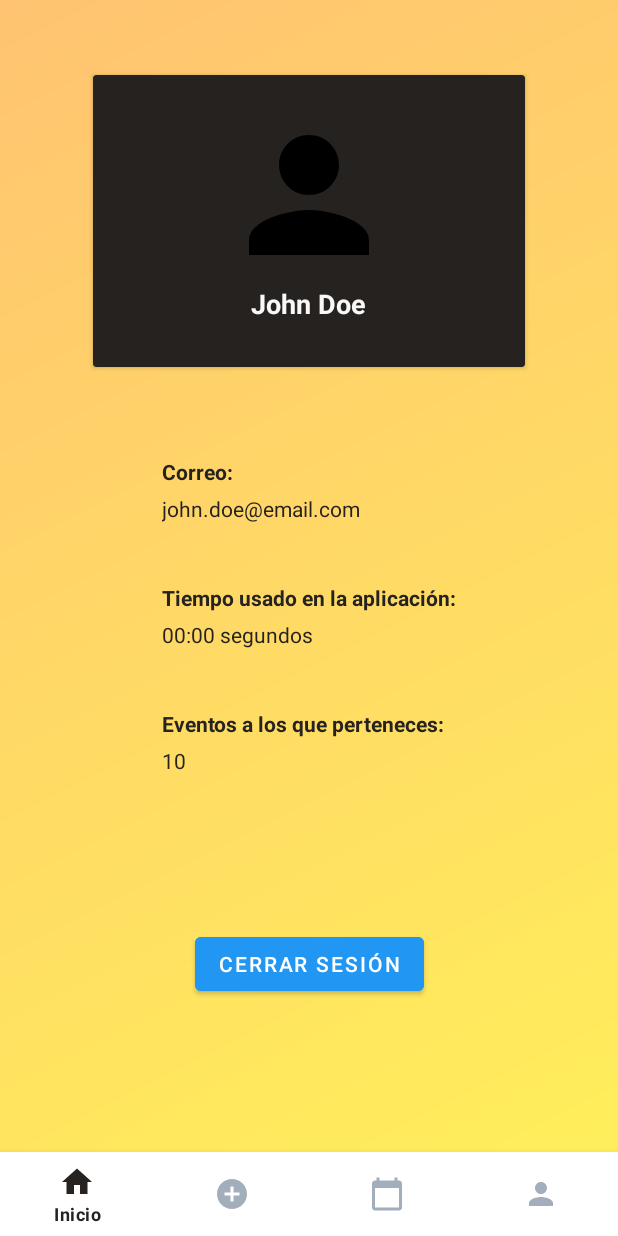
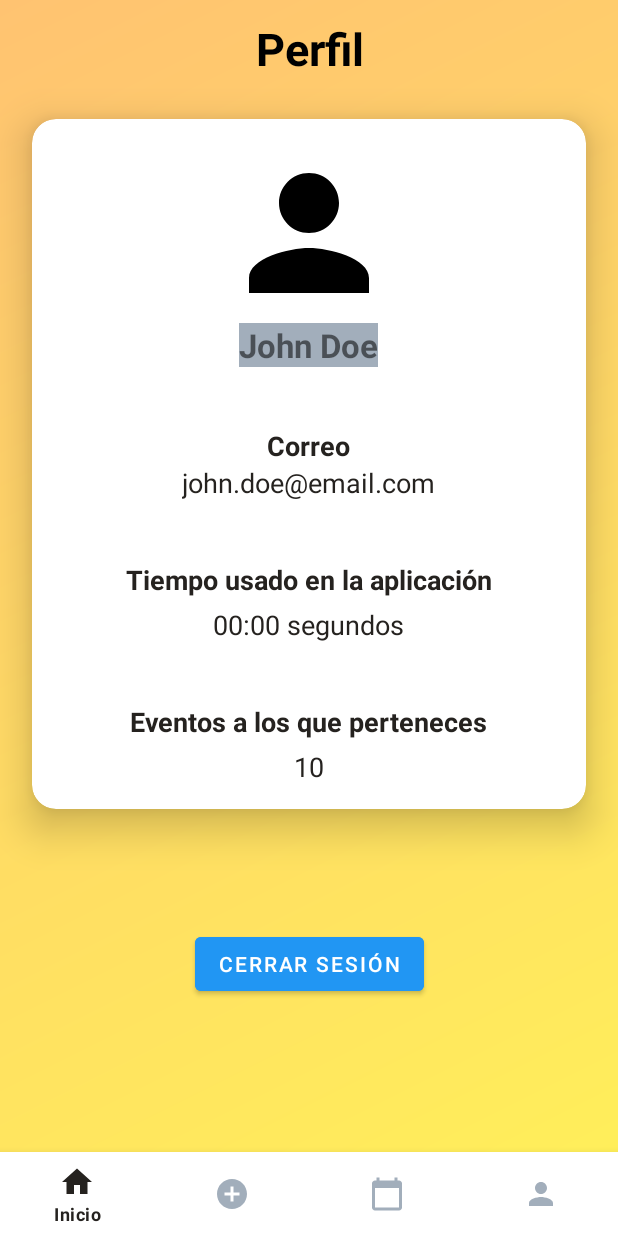
Before and after one commit to ISIS3510-202320-Team31/Android-Kotlin, an Android app: the fragment UserProfileFragment placed in its activity, on a phone screen of 412 x 824 dp. Run offline under Robolectric (Android 15) with nearby library versions, the light colour scheme and no system bars; our stand-ins replace Picasso; pictures from the network do not load; 1 statement that could not run was skipped.

Commit message:
Profile view fixed

```diff
--- a/app/src/main/res/layout/fragment_user_profile.xml
+++ b/app/src/main/res/layout/fragment_user_profile.xml
@@ -6,130 +6,146 @@
     android:layout_width="match_parent"
     android:layout_height="match_parent">
 
+    <LinearLayout
+        xmlns:android="http://schemas.android.com/apk/res/android"
+        xmlns:app="http://schemas.android.com/apk/res-auto"
+        android:layout_width="match_parent"
+        android:layout_height="match_parent"
+        android:orientation="vertical">
+
+        <TextView
+            android:id="@+id/textViewMonthYear"
+            android:layout_width="match_parent"
+            android:layout_height="wrap_content"
+            android:gravity="center"
+            android:text="Perfil"
+            android:textSize="30sp"
+            android:textStyle="bold"
+            android:textColor="@android:color/black"
+            android:padding="12dp"
+            app:layout_constraintTop_toTopOf="parent"
+            app:layout_constraintBottom_toBottomOf="parent"/>
+    </LinearLayout>
     <androidx.cardview.widget.CardView
         android:id="@+id/profileCard"
-        android:layout_width="0dp"
+        android:layout_width="match_parent"
         android:layout_height="wrap_content"
         android:layout_marginTop="50dp"
         app:layout_constraintEnd_toEndOf="parent"
         app:layout_constraintStart_toStartOf="parent"
         app:layout_constraintTop_toTopOf="parent"
         app:layout_constraintWidth_percent="0.7"
-        app:cardBackgroundColor="#25221F">
+        app:cardElevation="16dp"
+        app:cardCornerRadius="16dp"
+        app:cardUseCompatPadding="true">
 
         <LinearLayout
             android:layout_width="match_parent"
-            android:layout_height="wrap_content"
+            android:layout_height="match_parent"
             android:orientation="vertical"
-            android:layout_marginBottom="30dp"
-            android:layout_marginTop="20dp">
+            android:padding="16dp"
+            android:paddingTop="16dp"
+            android:paddingBottom="16dp">
 
             <ImageView
                 android:id="@+id/profilePicture"
                 android:layout_width="120dp"
                 android:layout_height="120dp"
                 android:layout_gravity="center"
-                android:src="@drawable/ic_baseline_person_24"
-                android:scaleType="centerCrop" />
+                android:scaleType="centerCrop"
+                android:src="@drawable/ic_baseline_person_24" />
 
             <TextView
                 android:id="@+id/userName"
                 android:layout_width="wrap_content"
                 android:layout_height="wrap_content"
+                android:layout_gravity="center"
+                android:background="@color/main_palette_gray"
                 android:text="John Doe"
-                android:layout_gravity="center"
-                android:textSize="18sp"
-                android:textStyle="bold"
-                android:textColor="#F8F8F8"/>
-
-        </LinearLayout>
-
-    </androidx.cardview.widget.CardView>
-
-    <LinearLayout
-        android:id="@+id/emailLayout"
-        android:layout_width="wrap_content"
-        android:layout_height="wrap_content"
-        android:layout_marginTop="60dp"
-        android:orientation="vertical"
-        app:layout_constraintTop_toBottomOf="@+id/profileCard"
-        app:layout_constraintStart_toStartOf="parent"
-        app:layout_constraintEnd_toEndOf="parent">
+                android:textSize="22sp"
+                android:textStyle="bold" />
 
             <TextView
                 android:id="@+id/emailLabel"
                 android:layout_width="wrap_content"
                 android:layout_height="wrap_content"
-            android:text="Correo:"
-            android:textStyle="bold"
-            android:layout_gravity="start"
-            android:gravity="start"
+                android:layout_gravity="center_horizontal"
+                android:layout_marginTop="40dp"
+                android:gravity="center_horizontal"
+                android:text="Correo"
                 android:textColor="@color/textColor"
-        />
+                android:textSize="18sp"
+                android:textStyle="bold" />
 
             <TextView
                 android:id="@+id/email"
                 android:layout_width="wrap_content"
                 android:layout_height="wrap_content"
+                android:layout_gravity="center_horizontal"
+                android:gravity="center_horizontal"
                 android:text="john.doe@email.com"
-            android:layout_marginTop="5dp"
-            android:layout_gravity="start"
-            android:gravity="start"
                 android:textColor="@color/textColor"
-        />
+                android:textSize="18sp" />
 
             <TextView
                 android:id="@+id/timeSpentLabel"
                 android:layout_width="wrap_content"
                 android:layout_height="wrap_content"
-            android:text="Tiempo usado en la aplicación:"
-            android:textStyle="bold"
+                android:layout_gravity="center_horizontal"
                 android:layout_marginTop="40dp"
-            android:layout_gravity="start"
-            android:gravity="start"
-            android:textColor="@color/textColor"/>
+                android:gravity="center_horizontal"
+                android:text="Tiempo usado en la aplicación"
+                android:textColor="@color/textColor"
+                android:textSize="18sp"
+                android:textStyle="bold" />
 
             <TextView
                 android:id="@+id/timeSpent"
                 android:layout_width="wrap_content"
                 android:layout_height="wrap_content"
+                android:layout_gravity="center_horizontal"
+                android:layout_marginTop="5dp"
+                android:gravity="center_horizontal"
                 android:text="5 horas"
-            android:layout_gravity="start"
-            android:gravity="start"
-            android:layout_marginTop="5dp"
-            android:textColor="@color/textColor"/>
+                android:textColor="@color/textColor"
+                android:textSize="18sp" />
 
             <TextView
                 android:id="@+id/eventsJoinedLabel"
                 android:layout_width="wrap_content"
                 android:layout_height="wrap_content"
-            android:text="Eventos a los que perteneces:"
-            android:textStyle="bold"
+                android:layout_gravity="center_horizontal"
                 android:layout_marginTop="40dp"
-            android:textColor="@color/textColor"/>
+                android:gravity="center_horizontal"
+                android:text="Eventos a los que perteneces"
+                android:textColor="@color/textColor"
+                android:textSize="18sp"
+                android:textStyle="bold" />
 
             <TextView
                 android:id="@+id/eventsJoined"
-            android:layout_width="wrap_content"
+                android:layout_width="match_parent"
                 android:layout_height="wrap_content"
+                android:layout_gravity="center_horizontal"
+                android:layout_marginTop="5dp"
+                android:gravity="center_horizontal"
                 android:text="10"
-            android:layout_marginTop="5dp"
-            android:textColor="@color/textColor"/>
-
+                android:textColor="@color/textColor"
+                android:textSize="18sp" />
         </LinearLayout>
 
+    </androidx.cardview.widget.CardView>
 
     <Button
         android:id="@+id/signOutButton"
         android:layout_width="wrap_content"
         android:layout_height="wrap_content"
         android:text="Cerrar Sesión"
-        app:layout_constraintTop_toBottomOf="@+id/emailLayout"
+        app:layout_constraintTop_toBottomOf="@+id/profileCard"
         app:layout_constraintStart_toStartOf="parent"
         app:layout_constraintEnd_toEndOf="parent"
-        app:layout_constraintBottom_toBottomOf="parent"
+        android:layout_marginTop="50dp"
         android:backgroundTint="@color/blueButtonColor"
-
         />
 
 </androidx.constraintlayout.widget.ConstraintLayout>
```
Lines whose indentation alone changed are shown as unchanged.
